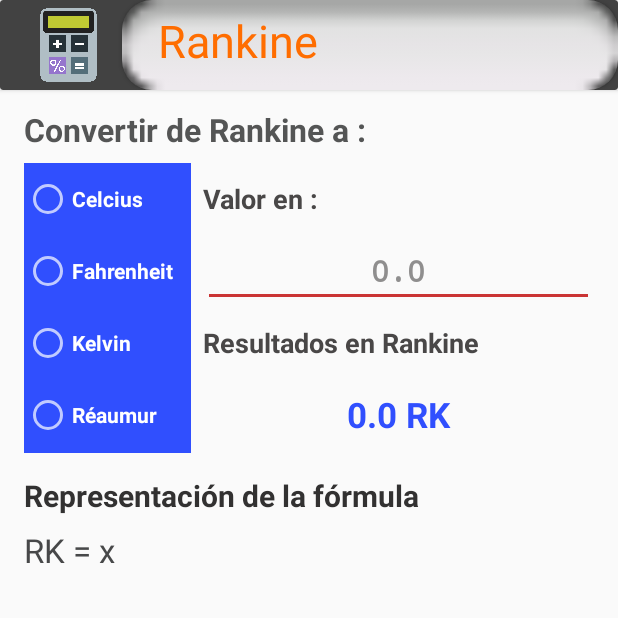
After one commit to HenryDiaz1202/TemperatureConverter, an Android app: the RankineLayout screen opened directly, with no data from a screen before it, on a phone screen of 412 x 824 dp, the top half of it. The commit adds this screen. Run offline under Robolectric (Android 15) with nearby library versions, the phone set to English and light mode, and no system bars.

Commit message:
Diseño de la interfaz para convertir a RANKINE terminada

```diff
--- a/app/src/main/java/com/henry/formulessolve/MainActivity.java
+++ b/app/src/main/java/com/henry/formulessolve/MainActivity.java
@@ -24,4 +24,9 @@ public class MainActivity extends AppCompatActivity {
         Intent i = new Intent(this, FahrenheirLayout.class );
         startActivity(i);
     }
+
+    public void kelvinW(View view) {
+        Intent i = new Intent(this, KelvinLayout.class );
+        startActivity(i);
+    }
 }
--- /dev/null
+++ b/app/src/main/java/com/henry/formulessolve/RankineLayout.java
@@ -0,0 +1,14 @@
+package com.henry.formulessolve;
+
+import androidx.appcompat.app.AppCompatActivity;
+
+import android.os.Bundle;
+
+public class RankineLayout extends AppCompatActivity {
+
+    @Override
+    protected void onCreate(Bundle savedInstanceState) {
+        super.onCreate(savedInstanceState);
+        setContentView(R.layout.activity_rankine_layout);
+    }
+}
--- a/app/src/main/res/layout/activity_main.xml
+++ b/app/src/main/res/layout/activity_main.xml
@@ -103,6 +103,7 @@
         android:layout_marginStart="8dp"
         android:layout_marginTop="8dp"
         android:layout_marginEnd="8dp"
+        android:onClick="kelvinW"
         app:cardBackgroundColor="#3B81F8"
         app:cardCornerRadius="20dp"
         app:layout_constraintEnd_toEndOf="parent"
--- /dev/null
+++ b/app/src/main/res/layout/activity_rankine_layout.xml
@@ -0,0 +1,259 @@
+<?xml version="1.0" encoding="utf-8"?>
+<androidx.constraintlayout.widget.ConstraintLayout xmlns:android="http://schemas.android.com/apk/res/android"
+    xmlns:app="http://schemas.android.com/apk/res-auto"
+    xmlns:tools="http://schemas.android.com/tools"
+    android:layout_width="match_parent"
+    android:layout_height="match_parent"
+    android:background="#FAFAFA"
+    tools:context=".RankineLayout">
+
+    <androidx.cardview.widget.CardView
+        android:id="@+id/cardView2"
+        android:layout_width="0dp"
+        android:layout_height="60dp"
+        app:layout_constraintEnd_toEndOf="parent"
+        app:layout_constraintStart_toStartOf="parent"
+        app:layout_constraintTop_toTopOf="parent">
+
+        <androidx.constraintlayout.widget.ConstraintLayout
+            android:layout_width="match_parent"
+            android:layout_height="match_parent">
+
+            <ImageView
+                android:id="@+id/imageView5"
+                android:layout_width="59dp"
+                android:layout_height="52dp"
+                android:layout_marginStart="16dp"
+                android:layout_marginEnd="4dp"
+                android:layout_marginBottom="4dp"
+                app:layout_constraintBottom_toBottomOf="parent"
+                app:layout_constraintEnd_toStartOf="@+id/cardView"
+                app:layout_constraintStart_toStartOf="parent"
+                app:layout_constraintTop_toTopOf="parent"
+                app:layout_constraintVertical_bias="1.0"
+                app:srcCompat="@drawable/calc" />
+
+            <androidx.cardview.widget.CardView
+                android:id="@+id/cardView"
+                android:layout_width="0dp"
+                android:layout_height="0dp"
+                android:layout_marginStart="2dp"
+                app:cardCornerRadius="20dp"
+                app:layout_constraintBottom_toBottomOf="parent"
+                app:layout_constraintEnd_toEndOf="parent"
+                app:layout_constraintStart_toEndOf="@+id/imageView5"
+                app:layout_constraintTop_toTopOf="parent">
+
+                <androidx.constraintlayout.widget.ConstraintLayout
+                    android:layout_width="match_parent"
+                    android:layout_height="match_parent"
+                    android:background="@android:drawable/button_onoff_indicator_off">
+
+                    <TextView
+                        android:id="@+id/textView5"
+                        android:layout_width="145dp"
+                        android:layout_height="47dp"
+                        android:layout_marginStart="24dp"
+                        android:text="Rankine"
+                        android:textColor="#FF6D00"
+                        android:textSize="30sp"
+                        app:layout_constraintBottom_toBottomOf="parent"
+                        app:layout_constraintEnd_toEndOf="parent"
+                        app:layout_constraintHorizontal_bias="0.0"
+                        app:layout_constraintStart_toStartOf="parent"
+                        app:layout_constraintTop_toTopOf="parent" />
+                </androidx.constraintlayout.widget.ConstraintLayout>
+            </androidx.cardview.widget.CardView>
+        </androidx.constraintlayout.widget.ConstraintLayout>
+    </androidx.cardview.widget.CardView>
+
+    <ScrollView
+        android:layout_width="0dp"
+        android:layout_height="0dp"
+        android:layout_marginTop="12dp"
+        app:layout_constraintBottom_toBottomOf="parent"
+        app:layout_constraintEnd_toEndOf="parent"
+        app:layout_constraintHorizontal_bias="0.0"
+        app:layout_constraintStart_toStartOf="parent"
+        app:layout_constraintTop_toBottomOf="@+id/cardView2"
+        app:layout_constraintVertical_bias="1.0"
+        tools:ignore="SpeakableTextPresentCheck">
+
+        <androidx.constraintlayout.widget.ConstraintLayout
+            android:layout_width="match_parent"
+            android:layout_height="match_parent">
+
+            <TextView
+                android:id="@+id/textView11"
+                android:layout_width="0dp"
+                android:layout_height="wrap_content"
+                android:layout_marginStart="16dp"
+                android:layout_marginTop="16dp"
+                android:layout_marginEnd="16dp"
+                android:text="Representación de la fórmula"
+                android:textColor="#323131"
+                android:textSize="20sp"
+                android:textStyle="bold"
+                app:layout_constraintBottom_toTopOf="@+id/idFormule"
+                app:layout_constraintEnd_toEndOf="parent"
+                app:layout_constraintStart_toStartOf="parent"
+                app:layout_constraintTop_toBottomOf="@+id/idRes1" />
+
+            <TextView
+                android:id="@+id/idRes1"
+                android:layout_width="0dp"
+                android:layout_height="48sp"
+                android:layout_marginStart="8dp"
+                android:layout_marginEnd="16dp"
+                android:gravity="center|center_horizontal"
+                android:text="0.0 RK"
+                android:textColor="#304FFE"
+                android:textSize="23sp"
+                android:textStyle="bold"
+                app:layout_constraintEnd_toEndOf="parent"
+                app:layout_constraintStart_toEndOf="@+id/radioGroup"
+                app:layout_constraintTop_toBottomOf="@+id/textView9" />
+
+            <TextView
+                android:id="@+id/textView9"
+                android:layout_width="0dp"
+                android:layout_height="48dp"
+                android:layout_marginStart="8dp"
+                android:layout_marginEnd="16dp"
+                android:gravity="center_vertical"
+                android:text="Resultados en Rankine"
+                android:textColor="#494747"
+                android:textSize="18sp"
+                android:textStyle="bold"
+                app:layout_constraintBottom_toTopOf="@+id/idRes1"
+                app:layout_constraintEnd_toEndOf="parent"
+                app:layout_constraintStart_toEndOf="@+id/radioGroup"
+                app:layout_constraintTop_toBottomOf="@+id/idValorG" />
+
+            <TextView
+                android:id="@+id/idInfo"
+                android:layout_width="0dp"
+                android:layout_height="48dp"
+                android:layout_marginStart="8dp"
+                android:layout_marginTop="8dp"
+                android:layout_marginEnd="16dp"
+                android:autoText="true"
+                android:gravity="center_vertical"
+                android:text="Valor en :"
+                android:textColor="#494747"
+                android:textSize="18sp"
+                android:textStyle="bold"
+                app:layout_constraintEnd_toEndOf="parent"
+                app:layout_constraintStart_toEndOf="@+id/radioGroup"
+                app:layout_constraintTop_toBottomOf="@+id/textView7" />
+
+            <RadioGroup
+                android:id="@+id/radioGroup"
+                android:layout_width="111dp"
+                android:layout_height="193dp"
+                android:layout_marginStart="16dp"
+                android:layout_marginTop="8dp"
+                android:background="#304FFE"
+                app:layout_constraintStart_toStartOf="parent"
+                app:layout_constraintTop_toBottomOf="@+id/textView7">
+
+                <RadioButton
+                    android:id="@+id/idRBCS"
+                    android:layout_width="match_parent"
+                    android:layout_height="wrap_content"
+                    android:minHeight="48dp"
+                    android:onClick="KtoC"
+                    android:text="Celcius"
+                    android:textStyle="bold" />
+
+                <RadioButton
+                    android:id="@+id/idRBKV"
+                    android:layout_width="match_parent"
+                    android:layout_height="wrap_content"
+                    android:minHeight="48dp"
+                    android:onClick="KtoF"
+                    android:text="Fahrenheit"
+                    android:textStyle="bold" />
+
+                <RadioButton
+                    android:id="@+id/idRBRK"
+                    android:layout_width="match_parent"
+                    android:layout_height="wrap_content"
+                    android:minHeight="48dp"
+                    android:onClick="KtoRk"
+                    android:text="Kelvin"
+                    android:textStyle="bold" />
+
+                <RadioButton
+                    android:id="@+id/idRBRM"
+                    android:layout_width="match_parent"
+                    android:layout_height="wrap_content"
+                    android:minHeight="48dp"
+                    android:onClick="KToRM"
+                    android:text="Réaumur"
+                    android:textStyle="bold" />
+            </RadioGroup>
+
+            <TextView
+                android:id="@+id/textView7"
+                android:layout_width="0dp"
+                android:layout_height="wrap_content"
+                android:layout_marginStart="16dp"
+                android:text="Convertir de Rankine a :"
+                android:textAlignment="viewStart"
+                android:textColor="#545555"
+                android:textSize="21sp"
+                android:textStyle="bold"
+                app:layout_constraintEnd_toEndOf="parent"
+                app:layout_constraintStart_toStartOf="parent"
+                app:layout_constraintTop_toTopOf="parent" />
+
+            <EditText
+                android:id="@+id/idValorG"
+                android:layout_width="0dp"
+                android:layout_height="wrap_content"
+                android:layout_marginStart="8dp"
+                android:layout_marginEnd="16dp"
+                android:backgroundTint="#CA3434"
+                android:editable="false"
+                android:ems="10"
+                android:hint="0.0"
+                android:inputType="numberDecimal"
+                android:linksClickable="false"
+                android:minHeight="48dp"
+                android:selectAllOnFocus="false"
+                android:singleLine="false"
+                android:textAlignment="center"
+                android:textColor="#304FFE"
+                android:textColorHint="#8F8E8E"
+                android:textSize="20sp"
+                android:textStyle="bold"
+                android:typeface="monospace"
+                app:layout_constraintBottom_toTopOf="@+id/textView9"
+                app:layout_constraintEnd_toEndOf="parent"
+                app:layout_constraintStart_toEndOf="@+id/radioGroup"
+                app:layout_constraintTop_toBottomOf="@+id/idInfo" />
+
+            <TextView
+                android:id="@+id/idFormule"
+                android:layout_width="0dp"
+                android:layout_height="wrap_content"
+                android:layout_marginStart="16dp"
+                android:layout_marginTop="8dp"
+                android:layout_marginEnd="16dp"
+                android:layout_marginBottom="24dp"
+                android:text="RK = x"
+                android:textAlignment="viewStart"
+                android:textColor="#474849"
+                android:textSize="22dp"
+                app:layout_constraintBottom_toBottomOf="parent"
+                app:layout_constraintEnd_toEndOf="parent"
+                app:layout_constraintHorizontal_bias="0.498"
+                app:layout_constraintStart_toStartOf="parent"
+                app:layout_constraintTop_toBottomOf="@+id/textView11"
+                app:layout_constraintVertical_bias="1.0" />
+
+        </androidx.constraintlayout.widget.ConstraintLayout>
+    </ScrollView>
+
+</androidx.constraintlayout.widget.ConstraintLayout>
```
Also changed, not shown: app/src/main/AndroidManifest.xml (+6 -3 lines).
